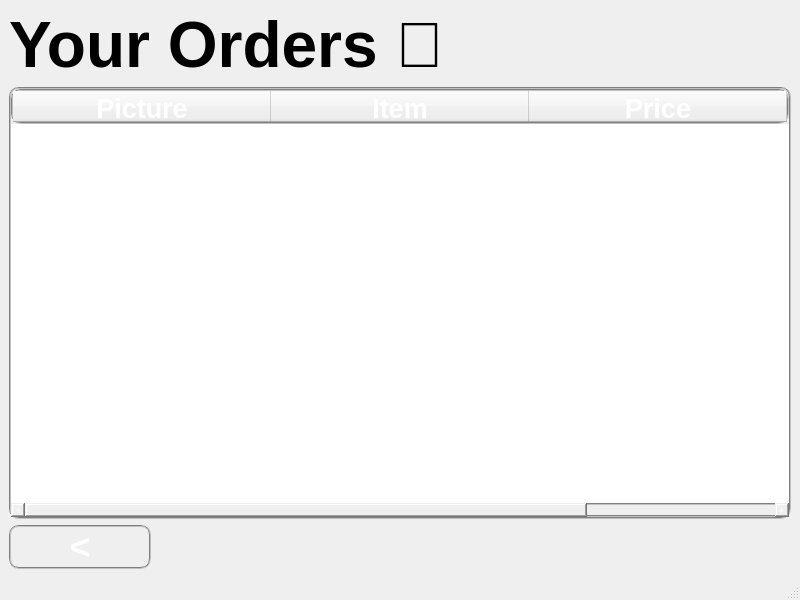
First picture: the form in orders.ui, repository acmpesuecc/GrowPal, before the edit.
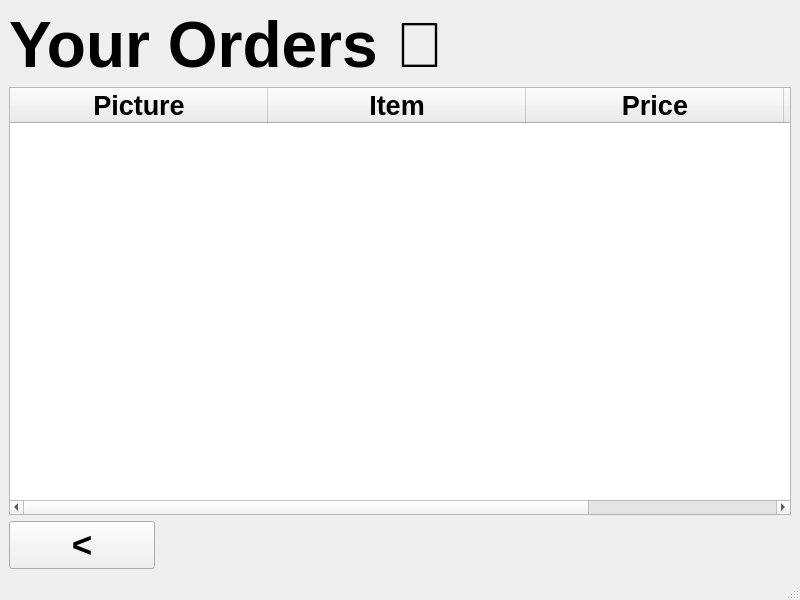
Second picture: the form after the edit.

```diff
--- a/orders.ui
+++ b/orders.ui
@@ -26,8 +26,7 @@
       </property>
       <property name="styleSheet">
        <string notr="true">
-                 color: white; 
-                 border-radius: 10px; border: 2px groove gray;</string>
+</string>
       </property>
       <property name="text">
        <string>      &lt;      </string>
@@ -64,9 +63,7 @@
     <item row="1" column="0" colspan="2">
      <widget class="QTableWidget" name="tableWidget">
       <property name="styleSheet">
-       <string notr="true">
-                 color: white; 
-                 border-radius: 10px; border: 2px groove gray;</string>
+       <string notr="true"/>
       </property>
       <property name="sizeAdjustPolicy">
        <enum>QAbstractScrollArea::AdjustToContents</enum>
```
